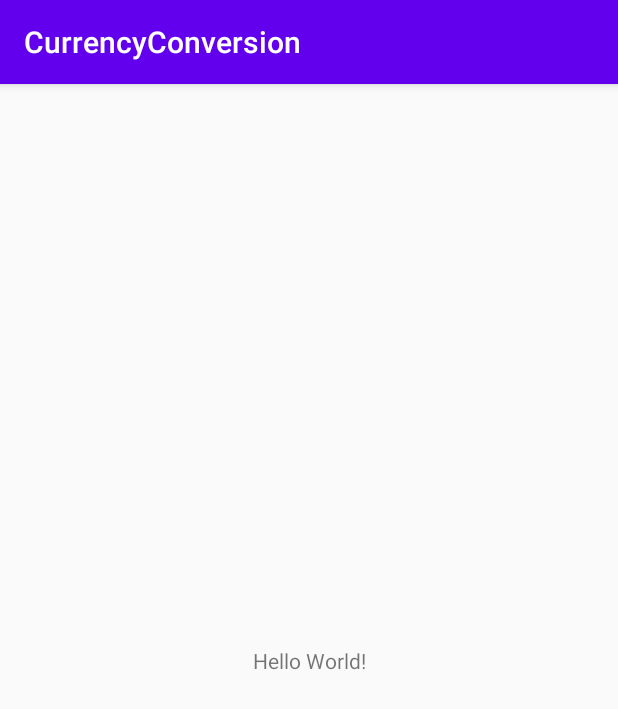
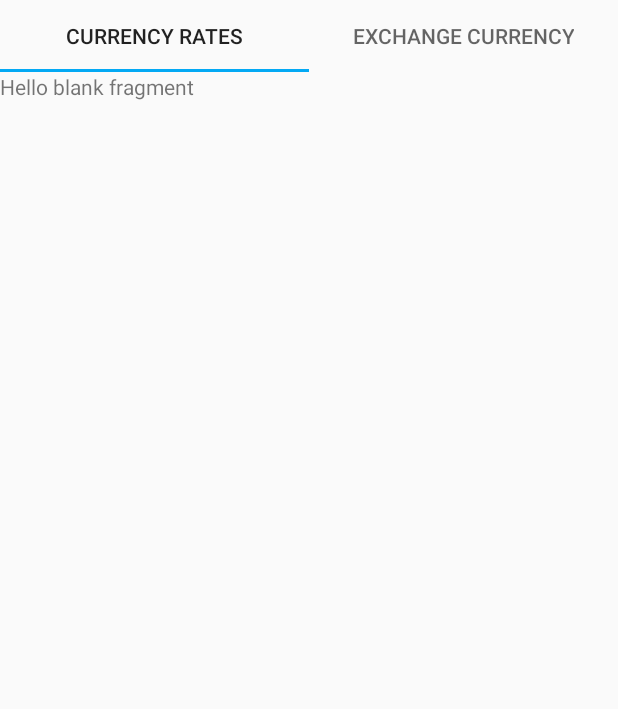
Before and after one commit to DitoHI/MoneyConv, an Android app: the screen it shows after launch (MainActivity), on a phone screen of 412 x 824 dp. Shown: the top 709 px of the screen. Run offline under Robolectric (Android 15) with nearby library versions, the phone set to English and light mode, and no system bars.

Commit message:
feature setup tab for home and its fragments

```diff
--- a/app/build.gradle
+++ b/app/build.gradle
@@ -40,7 +40,9 @@ dependencies {
     implementation 'androidx.appcompat:appcompat:1.1.0'
     implementation 'androidx.core:core-ktx:1.2.0'
     implementation 'androidx.constraintlayout:constraintlayout:1.1.3'
+    implementation 'androidx.legacy:legacy-support-v4:1.0.0'
     testImplementation 'junit:junit:4.12'
     androidTestImplementation 'androidx.test.ext:junit:1.1.1'
     androidTestImplementation 'androidx.test.espresso:espresso-core:3.2.0'
+    implementation 'com.google.android.material:material:1.2.0-alpha05'
 }
--- a/app/src/main/AndroidManifest.xml
+++ b/app/src/main/AndroidManifest.xml
@@ -9,7 +9,7 @@
         android:roundIcon="@mipmap/ic_launcher_round"
         android:supportsRtl="true"
         android:theme="@style/AppTheme">
-        <activity android:name=".MainActivity">
+        <activity android:name=".ui.home.MainActivity">
             <intent-filter>
                 <action android:name="android.intent.action.MAIN" />
 
--- a/app/src/main/java/com/hafizhnotes/currencyconversion/MainActivity.kt
+++ /dev/null
@@ -1,12 +0,0 @@
-package com.hafizhnotes.currencyconversion
-
-import androidx.appcompat.app.AppCompatActivity
-import android.os.Bundle
-
-class MainActivity : AppCompatActivity() {
-
-    override fun onCreate(savedInstanceState: Bundle?) {
-        super.onCreate(savedInstanceState)
-        setContentView(R.layout.activity_main)
-    }
-}
--- /dev/null
+++ b/app/src/main/java/com/hafizhnotes/currencyconversion/ui/exchange_currency/ExchangeCurrencyFragment.kt
@@ -0,0 +1,24 @@
+package com.hafizhnotes.currencyconversion.ui.exchange_currency
+
+import android.os.Bundle
+import androidx.fragment.app.Fragment
+import android.view.LayoutInflater
+import android.view.View
+import android.view.ViewGroup
+
+import com.hafizhnotes.currencyconversion.R
+
+/**
+ * A simple [Fragment] subclass.
+ */
+class ExchangeCurrencyFragment : Fragment() {
+
+    override fun onCreateView(
+        inflater: LayoutInflater, container: ViewGroup?,
+        savedInstanceState: Bundle?
+    ): View? {
+        // Inflate the layout for this fragment
+        return inflater.inflate(R.layout.fragment_exchange_currency, container, false)
+    }
+
+}
--- /dev/null
+++ b/app/src/main/java/com/hafizhnotes/currencyconversion/ui/home/MainActivity.kt
@@ -0,0 +1,47 @@
+package com.hafizhnotes.currencyconversion.ui.home
+
+import android.os.Bundle
+import androidx.fragment.app.*
+import androidx.viewpager2.adapter.FragmentStateAdapter
+import androidx.viewpager2.widget.ViewPager2
+import com.google.android.material.tabs.TabLayout
+import com.google.android.material.tabs.TabLayoutMediator
+import com.hafizhnotes.currencyconversion.R
+import com.hafizhnotes.currencyconversion.ui.currency_rates.CurrentRatesFragment
+import com.hafizhnotes.currencyconversion.ui.exchange_currency.ExchangeCurrencyFragment
+
+private const val NUM_PAGES = 2
+
+class MainActivity : FragmentActivity() {
+    private lateinit var viewPagerHome: ViewPager2
+
+    override fun onCreate(savedInstanceState: Bundle?) {
+        super.onCreate(savedInstanceState)
+        setContentView(R.layout.activity_main)
+
+        viewPagerHome = findViewById(R.id.vp2_home)
+
+        val pagerAdapterHome = MainActivityAdapter(this)
+        viewPagerHome.adapter = pagerAdapterHome
+
+        // Setup tab.
+        val tabHome: TabLayout = findViewById(R.id.tab_home)
+        TabLayoutMediator(tabHome, viewPagerHome) { tab, position ->
+            when (position) {
+                1 -> tab.text = resources.getString(R.string.tab_exchange_currency)
+                else -> tab.text = resources.getString(R.string.tab_currency_rates)
+            }
+        }.attach()
+    }
+
+    private inner class MainActivityAdapter(fa: FragmentActivity) : FragmentStateAdapter(fa) {
+        override fun getItemCount(): Int = NUM_PAGES
+
+        override fun createFragment(position: Int): Fragment {
+            return when (position) {
+                1 -> CurrentRatesFragment()
+                else -> ExchangeCurrencyFragment()
+            }
+        }
+    }
+}
--- a/app/src/main/res/layout/activity_main.xml
+++ b/app/src/main/res/layout/activity_main.xml
@@ -1,18 +1,19 @@
 <?xml version="1.0" encoding="utf-8"?>
-<androidx.constraintlayout.widget.ConstraintLayout xmlns:android="http://schemas.android.com/apk/res/android"
-    xmlns:app="http://schemas.android.com/apk/res-auto"
+<LinearLayout xmlns:android="http://schemas.android.com/apk/res/android"
     xmlns:tools="http://schemas.android.com/tools"
     android:layout_width="match_parent"
     android:layout_height="match_parent"
-    tools:context=".MainActivity">
+    android:orientation="vertical"
+    tools:context=".ui.home.MainActivity">
 
-    <TextView
-        android:layout_width="wrap_content"
-        android:layout_height="wrap_content"
-        android:text="Hello World!"
-        app:layout_constraintBottom_toBottomOf="parent"
-        app:layout_constraintLeft_toLeftOf="parent"
-        app:layout_constraintRight_toRightOf="parent"
-        app:layout_constraintTop_toTopOf="parent" />
+    <com.google.android.material.tabs.TabLayout
+        android:id="@+id/tab_home"
+        android:layout_width="match_parent"
+        android:layout_height="wrap_content" />
 
-</androidx.constraintlayout.widget.ConstraintLayout>
+    <androidx.viewpager2.widget.ViewPager2
+        android:id="@+id/vp2_home"
+        android:layout_width="match_parent"
+        android:layout_height="match_parent" />
+
+</LinearLayout>
--- /dev/null
+++ b/app/src/main/res/layout/fragment_exchange_currency.xml
@@ -0,0 +1,14 @@
+<?xml version="1.0" encoding="utf-8"?>
+<FrameLayout xmlns:android="http://schemas.android.com/apk/res/android"
+    xmlns:tools="http://schemas.android.com/tools"
+    android:layout_width="match_parent"
+    android:layout_height="match_parent"
+    tools:context=".ui.exchange_currency.ExchangeCurrencyFragment">
+
+    <!-- TODO: Update blank fragment layout -->
+    <TextView
+        android:layout_width="match_parent"
+        android:layout_height="match_parent"
+        android:text="@string/hello_blank_fragment" />
+
+</FrameLayout>
--- a/app/src/main/res/values/colors.xml
+++ b/app/src/main/res/values/colors.xml
@@ -1,6 +1,8 @@
 <?xml version="1.0" encoding="utf-8"?>
 <resources>
-    <color name="colorPrimary">#6200EE</color>
-    <color name="colorPrimaryDark">#3700B3</color>
-    <color name="colorAccent">#03DAC5</color>
+    <color name="colorPrimary">#2196F3</color>
+    <color name="colorPrimaryDark">#1976D2</color>
+    <color name="colorAccent">#03A9F4</color>
+
+    <color name="white">#FFFFFF</color>
 </resources>
--- a/app/src/main/res/values/strings.xml
+++ b/app/src/main/res/values/strings.xml
@@ -1,3 +1,9 @@
 <resources>
-    <string name="app_name">CurrencyConversion</string>
+    <string name="app_name">Smart Currency Converter</string>
+
+    <string name="tab_exchange_currency">Exchange Currency</string>
+    <string name="tab_currency_rates">Currency Rates</string>
+
+    <!-- TODO: Remove or change this placeholder text -->
+    <string name="hello_blank_fragment">Hello blank fragment</string>
 </resources>
--- a/app/src/main/res/values/styles.xml
+++ b/app/src/main/res/values/styles.xml
@@ -6,6 +6,8 @@
         <item name="colorPrimary">@color/colorPrimary</item>
         <item name="colorPrimaryDark">@color/colorPrimaryDark</item>
         <item name="colorAccent">@color/colorAccent</item>
+        <item name="windowActionBar">false</item>
+        <item name="windowNoTitle">true</item>
     </style>
 
 </resources>
```
Also changed, not shown: app/src/main/java/com/hafizhnotes/currencyconversion/ui/currency_rates/CurrentRatesFragment.kt (added, +23 -0 lines), app/src/main/res/layout/fragment_current_rates.xml (added, +14 -0 lines), app/src/main/res/layout/partial_tab_home.xml (added, +17 -0 lines), 2 other files.
